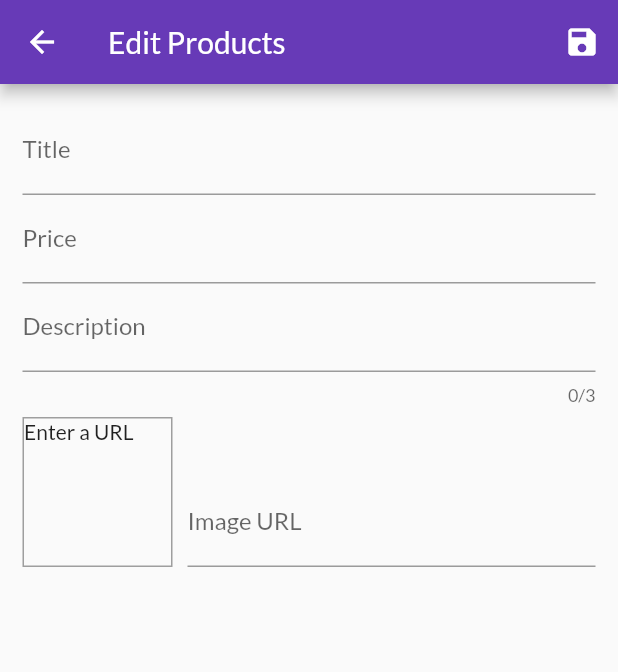
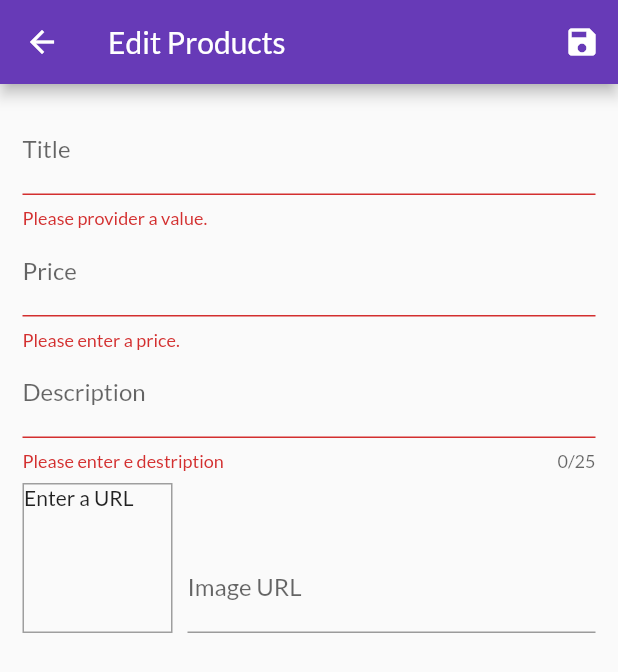
Before and after one commit to aliozer0/Shop-App, a Flutter app: the EditProductScren screen opened by its route, after a tap on the "save" icon, on a phone screen of 412 x 824 dp. Shown: the top 672 px of the screen. Run offline on Flutter 3.47's test engine with Material 2 defaults, Android fonts, the phone set to English and light mode, and no system bars; our stand-ins replace badges; network calls fail.

Commit message:
Adding Validation.

```diff
--- a/lib/screens/edit_product_screen.dart
+++ b/lib/screens/edit_product_screen.dart
@@ -37,11 +37,21 @@ class _EditProductScrenState extends State<EditProductScren> {
 
   void _updateImageUrl() {
     if (!_imageFocusNode.hasFocus) {
+      if (_imageUrlController.text.isEmpty ||
+          (!_imageUrlController.text.startsWith('http') &&
+              !_imageUrlController.text.startsWith('https')) ||
+          (!_imageUrlController.text.endsWith('.png') &&
+              !_imageUrlController.text.endsWith('.jpg') &&
+              !_imageUrlController.text.endsWith('.jpeg'))) return;
       setState(() {});
     }
   }
 
   void _saveForm() {
+    final isValid = _form.currentState?.validate();
+    if (isValid!) {
+      return;
+    }
     _form.currentState?.save();
     print(_editedProduct.title);
     print(_editedProduct.description);
@@ -68,6 +78,12 @@ class _EditProductScrenState extends State<EditProductScren> {
                   onFieldSubmitted: (_) {
                     FocusScope.of(context).requestFocus(_priceFocusNode);
                   },
+                  validator: (isValue) {
+                    if (isValue!.isEmpty) {
+                      return 'Please provider a value.';
+                    } else
+                      return null;
+                  },
                   onSaved: (value) {
                     _editedProduct = Product(
                         id: _editedProduct.id,
@@ -82,6 +98,18 @@ class _EditProductScrenState extends State<EditProductScren> {
                   textInputAction: TextInputAction.next,
                   keyboardType: TextInputType.number,
                   focusNode: _priceFocusNode,
+                  validator: (isValue) {
+                    if (isValue!.isEmpty) {
+                      return 'Please enter a price.';
+                    }
+                    if (double.tryParse(isValue) == null) {
+                      return 'Please enter a valid number.';
+                    }
+                    if (double.parse(isValue) <= 0) {
+                      return 'Please enter a number greater than zero.';
+                    }
+                    return null;
+                  },
                   onSaved: (value) {
                     _editedProduct = Product(
                         id: _editedProduct.id,
@@ -93,9 +121,18 @@ class _EditProductScrenState extends State<EditProductScren> {
                 ),
                 TextFormField(
                     decoration: InputDecoration(labelText: 'Description'),
-                    maxLength: 3,
+                    maxLength: 25,
                     keyboardType: TextInputType.multiline,
                     focusNode: _descriptionFocusNode,
+                    validator: (isValue) {
+                      if (isValue!.isEmpty) {
+                        return 'Please enter e destription';
+                      }
+                      if (isValue.length <= 10) {
+                        return 'Should be at least 10 characters long. ';
+                      }
+                      return null;
+                    },
                     onSaved: (value) {
                       _editedProduct = Product(
                           id: _editedProduct.id,
@@ -134,6 +171,9 @@ class _EditProductScrenState extends State<EditProductScren> {
                         textInputAction: TextInputAction.done,
                         controller: _imageUrlController,
                         focusNode: _imageFocusNode,
+                        validator: (isValue) {
+                          return null;
+                        },
                         onFieldSubmitted: (_) {
                           _saveForm();
                         },
```
